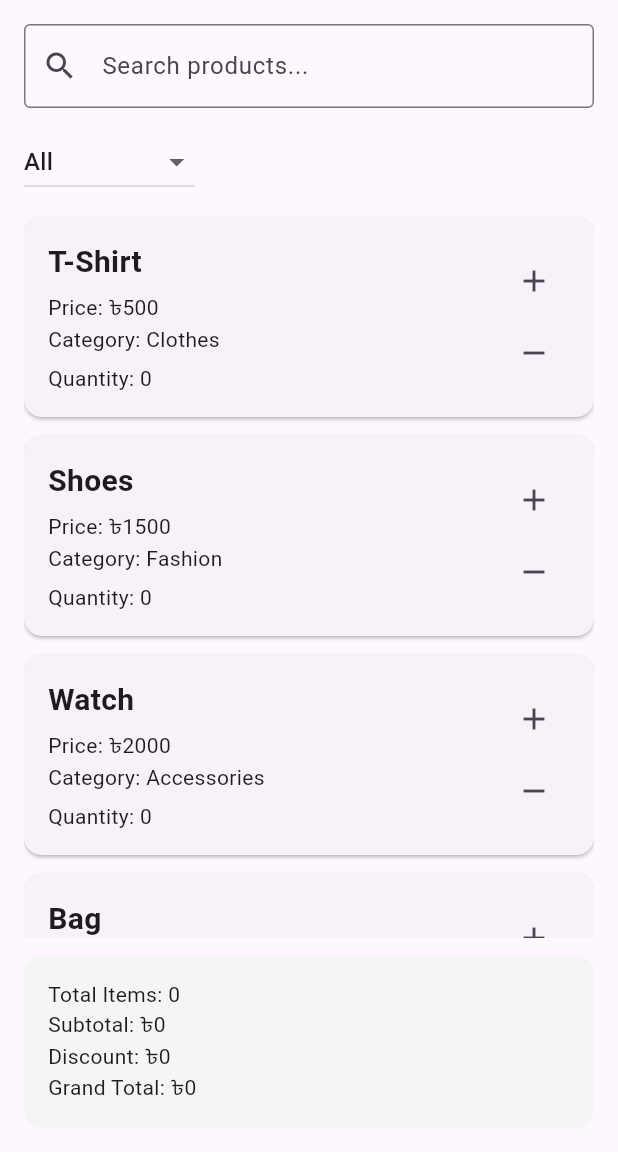
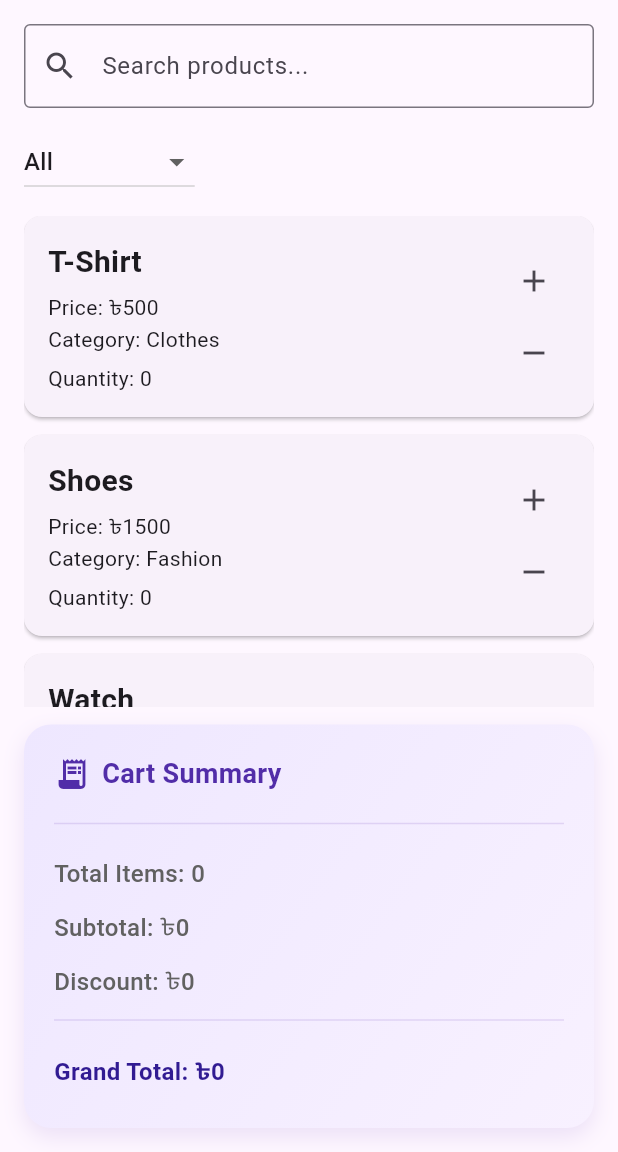
Before and after one commit to raju-bd/Shopping_Cart, a Flutter app: the screen it shows after launch, on a phone screen of 412 x 824 dp, the part 84-1236 px from its top. Run offline on Flutter 3.47's test engine with Material 3 defaults, Android fonts, the phone set to English and light mode, and no system bars.

Commit message:
Polish cart summary and finalize filter behavior

```diff
--- a/lib/main.dart
+++ b/lib/main.dart
@@ -93,6 +93,33 @@ class _ShoppingCartHomePageState extends State<ShoppingCartHomePage> {
   }
 
   int get grandTotal => subtotal - discount;
+
+  Widget _summaryRow(String label, String value, {bool highlight = false}) {
+    return Padding(
+      padding: const EdgeInsets.symmetric(vertical: 6),
+      child: Row(
+        mainAxisAlignment: MainAxisAlignment.spaceBetween,
+        children: [
+          Text(
+            label,
+            style: TextStyle(
+              fontSize: 16,
+              color: highlight ? Colors.deepPurple.shade900 : Colors.grey.shade700,
+              fontWeight: highlight ? FontWeight.bold : FontWeight.w500,
+            ),
+          ),
+          Text(
+            value,
+            style: TextStyle(
+              fontSize: 16,
+              color: highlight ? Colors.deepPurple : Colors.black87,
+              fontWeight: highlight ? FontWeight.bold : FontWeight.w600,
+            ),
+          ),
+        ],
+      ),
+    );
+  }
 
   void _updateQuantity(String productName, int change) {
     setState(() {
@@ -222,21 +249,51 @@ class _ShoppingCartHomePageState extends State<ShoppingCartHomePage> {
             ),
             const SizedBox(height: 12),
 
-            // Summary values update every time quantity changes.
+            // Summary values update every time quantity changes and are presented in a clean, modern card.
             Container(
               width: double.infinity,
-              padding: const EdgeInsets.all(16),
+              padding: const EdgeInsets.all(20),
               decoration: BoxDecoration(
-                color: Colors.grey.shade100,
-                borderRadius: BorderRadius.circular(12),
+                gradient: const LinearGradient(
+                  begin: Alignment.topLeft,
+                  end: Alignment.bottomRight,
+                  colors: [Color(0xFFEEE7FF), Color(0xFFF8F1FF)],
+                ),
+                borderRadius: BorderRadius.circular(18),
+                boxShadow: [
+                  BoxShadow(
+                    color: Colors.deepPurple.withValues(alpha: 0.12),
+                    blurRadius: 12,
+                    offset: const Offset(0, 6),
+                  ),
+                ],
               ),
               child: Column(
                 crossAxisAlignment: CrossAxisAlignment.start,
                 children: [
-                  Text('Total Items: $totalItems'),
-                  Text('Subtotal: ৳$subtotal'),
-                  Text('Discount: ৳$discount'),
-                  Text('Grand Total: ৳$grandTotal'),
+                  Row(
+                    children: [
+                      Icon(Icons.receipt_long, color: Colors.deepPurple.shade700),
+                      const SizedBox(width: 8),
+                      Text(
+                        'Cart Summary',
+                        style: TextStyle(
+                          fontSize: 18,
+                          fontWeight: FontWeight.bold,
+                          color: Colors.deepPurple.shade700,
+                        ),
+                      ),
+                    ],
+                  ),
+                  const SizedBox(height: 12),
+                  Divider(color: Colors.deepPurple.withValues(alpha: 0.15)),
+                  const SizedBox(height: 8),
+                  _summaryRow('Total Items: $totalItems', ''),
+                  _summaryRow('Subtotal: ৳$subtotal', ''),
+                  _summaryRow('Discount: ৳$discount', ''),
+                  Divider(color: Colors.deepPurple.withValues(alpha: 0.15)),
+                  const SizedBox(height: 8),
+                  _summaryRow('Grand Total: ৳$grandTotal', '', highlight: true),
                 ],
               ),
             ),
```
Also changed, not shown: 1 other file.
